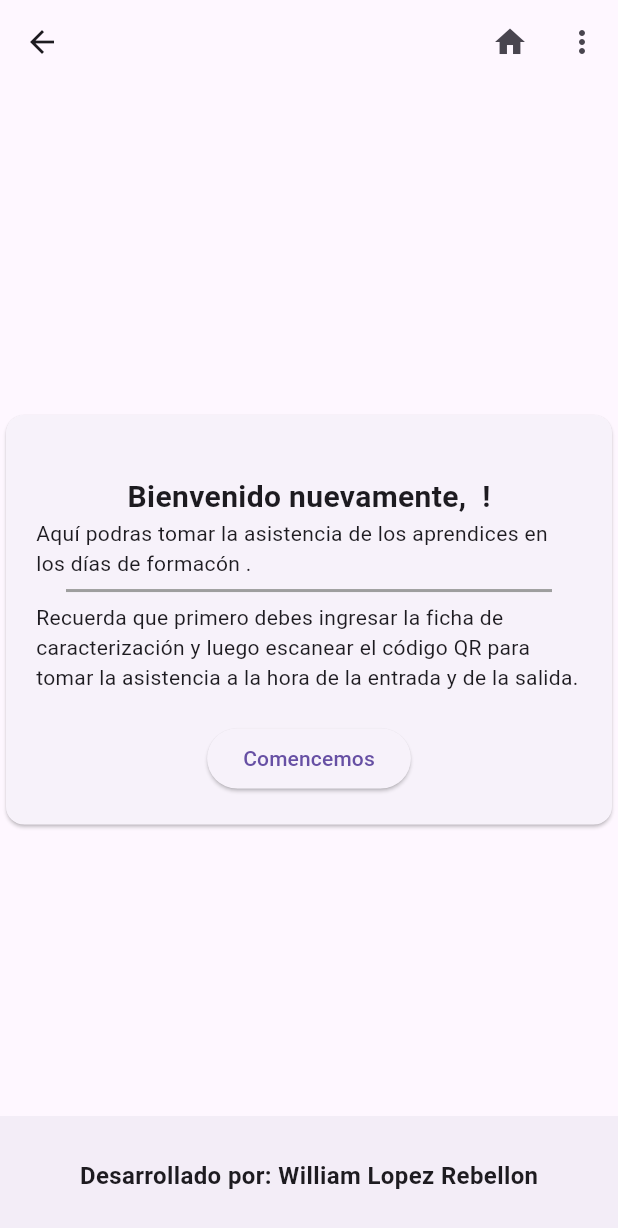
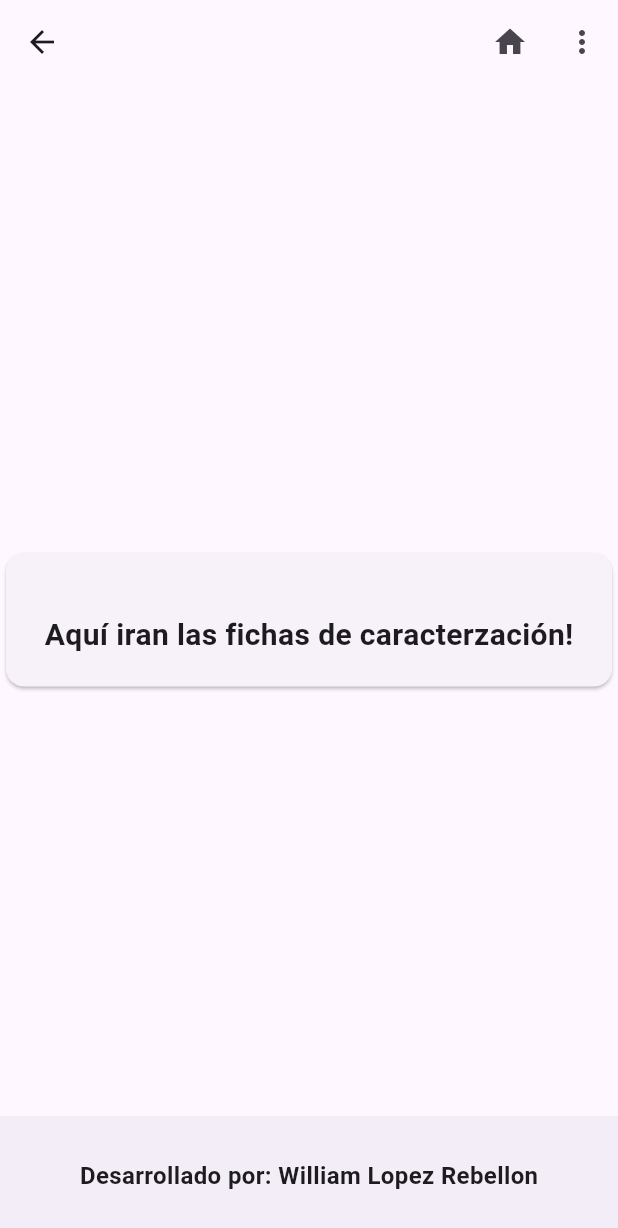
Before and after one commit to academicacoordinacion/registroAsistenciaSenaMovil, a Flutter app: the DashboardScreen screen opened directly with empty values, after a tap on "Comencemos", on a phone screen of 412 x 824 dp. Shown: the top 1228 px of the screen. Run offline on Flutter 3.47's test engine with Material 3 defaults, Android fonts, the phone set to English and light mode, and no system bars; our stand-ins replace dio, fluttertoast, webview_flutter.

Commit message:
navegacion home, index fichas

```diff
--- a/lib/screens/dashboard_screens.dart
+++ b/lib/screens/dashboard_screens.dart
@@ -1,5 +1,6 @@
 import 'package:flutter/material.dart';
 import 'package:registro_asistencia_sena_movil/models/login_response.dart';
+import 'package:registro_asistencia_sena_movil/screens/fichas_caracterizacion/index_screens.dart';
 import 'package:registro_asistencia_sena_movil/widgets/footer.dart';
 import 'package:registro_asistencia_sena_movil/widgets/header.dart';
 
@@ -46,7 +47,12 @@ class DashboardScreen extends StatelessWidget {
                         "Recuerda que primero debes ingresar la ficha de caracterización y luego escanear el código QR para tomar la asistencia a la hora de la entrada y de la salida."),
                         const SizedBox(height: 20),
                       ElevatedButton(
-                        onPressed: () {},
+                        onPressed: () {
+                          Navigator.push(
+                              context,
+                              MaterialPageRoute(
+                                  builder: (context) => IndexFichaCaracterizacion(loginResponse: loginResponse,)));
+                        },
                         child: const Text('Comencemos'),
                       ),
                     ],
--- /dev/null
+++ b/lib/screens/fichas_caracterizacion/index_screens.dart
@@ -0,0 +1,51 @@
+import 'package:flutter/material.dart';
+import 'package:registro_asistencia_sena_movil/models/login_response.dart';
+import 'package:registro_asistencia_sena_movil/widgets/footer.dart';
+import 'package:registro_asistencia_sena_movil/widgets/header.dart';
+
+class IndexFichaCaracterizacion extends StatelessWidget {
+  const IndexFichaCaracterizacion({super.key, required this.loginResponse});
+  final LoginResponse loginResponse;
+
+  @override
+  Widget build(BuildContext context) {
+    return Scaffold(
+      appBar: PreferredSize(
+        preferredSize: Size.fromHeight(MediaQuery.of(context).size.height *
+            0.1), // Establecer la altura del AppBar como el 10% del alto de la pantalla
+        child: Header(loginResponse: loginResponse),
+      ),
+      body: Center(
+        child: Column(
+          mainAxisAlignment: MainAxisAlignment.center,
+          children: <Widget>[
+            Card(
+              child: Container(
+                padding: const EdgeInsets.all(20),
+                // width: 350,
+                // height: 300,
+
+                child: const Center(
+                  child: Column(
+                    mainAxisAlignment: MainAxisAlignment.center,
+                    children: [
+                      Padding(padding: EdgeInsets.all(10)),
+                      Text(
+                        "Aquí iran las fichas de caracterzación!",
+                        style: TextStyle(
+                          fontSize: 20,
+                          fontWeight: FontWeight.bold,
+                        ),
+                      ),
+                    ],
+                  ),
+                ),
+              ),
+            ),
+          ],
+        ),
+      ),
+      bottomNavigationBar: const footer(),
+    );
+  }
+}
--- a/lib/widgets/header.dart
+++ b/lib/widgets/header.dart
@@ -2,6 +2,7 @@ import 'package:dio/dio.dart';
 import 'package:flutter/material.dart';
 import 'package:fluttertoast/fluttertoast.dart';
 import 'package:registro_asistencia_sena_movil/models/login_response.dart';
+import 'package:registro_asistencia_sena_movil/screens/dashboard_screens.dart';
 import 'package:registro_asistencia_sena_movil/screens/inicio_sesion_screens.dart';
 import 'package:registro_asistencia_sena_movil/utils/constantes.dart';
 class Header extends StatelessWidget {
@@ -17,7 +18,14 @@ class Header extends StatelessWidget {
     return AppBar(
       // title: const Text('Bienvenido'),
       actions: [
-        IconButton(onPressed: () {}, icon: const Icon(Icons.home)),
+        IconButton(onPressed: () {
+           Navigator.push(
+                  context,
+                  MaterialPageRoute(
+                      builder: (context) => DashboardScreen(
+                            loginResponse: loginResponse,
+                          )));
+        }, icon: const Icon(Icons.home)),
     PopupMenuButton<String>(
       onSelected: (String value) {
         // Manejar la opción seleccionada aquí
```
